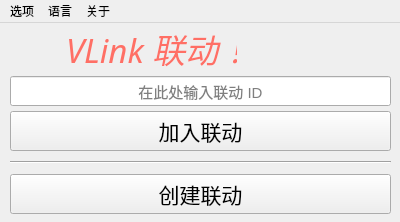
The window that ui/windows/mainwindow.ui (reitovo/vlink-client) describes before a commit, drawn with Qt 5.
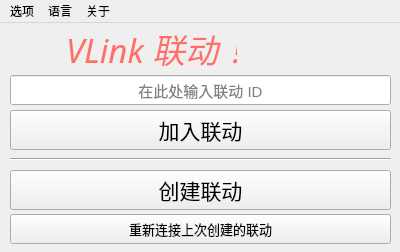
The same window after the commit. Icons and pictures are not drawn.

Commit message: 修复昵称，提高连接稳定性，房主在退出后不会销毁房间，可以连回，心跳允许3次失败

Patch:
```diff
--- a/ui/windows/mainwindow.ui
+++ b/ui/windows/mainwindow.ui
@@ -10,7 +10,7 @@
     <x>0</x>
     <y>0</y>
     <width>400</width>
-    <height>222</height>
+    <height>252</height>
    </rect>
   </property>
   <property name="sizePolicy">
@@ -36,7 +36,7 @@
       <x>10</x>
       <y>50</y>
       <width>381</width>
-      <height>141</height>
+      <height>171</height>
      </rect>
     </property>
     <layout class="QVBoxLayout" name="verticalLayout">
@@ -652,6 +652,51 @@
        </property>
       </widget>
      </item>
+     <item>
+      <spacer name="verticalSpacer_6">
+       <property name="orientation">
+        <enum>Qt::Vertical</enum>
+       </property>
+       <property name="sizeType">
+        <enum>QSizePolicy::Maximum</enum>
+       </property>
+       <property name="sizeHint" stdset="0">
+        <size>
+         <width>20</width>
+         <height>5</height>
+        </size>
+       </property>
+      </spacer>
+     </item>
+     <item>
+      <widget class="QPushButton" name="btnReclaimRoom">
+       <property name="sizePolicy">
+        <sizepolicy hsizetype="Minimum" vsizetype="Fixed">
+         <horstretch>0</horstretch>
+         <verstretch>0</verstretch>
+        </sizepolicy>
+       </property>
+       <property name="minimumSize">
+        <size>
+         <width>0</width>
+         <height>30</height>
+        </size>
+       </property>
+       <property name="font">
+        <font>
+         <family>MiSans</family>
+         <pointsize>10</pointsize>
+         <bold>false</bold>
+        </font>
+       </property>
+       <property name="statusTip">
+        <string>重连上次创建的联动房间</string>
+       </property>
+       <property name="text">
+        <string>重新连接上次创建的联动</string>
+       </property>
+      </widget>
+     </item>
      <item>
       <spacer name="verticalSpacer_4">
        <property name="orientation">
```
The commit also changes 6 other files.
